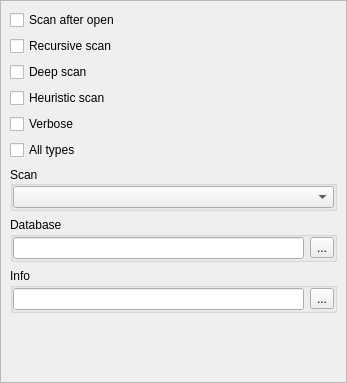
Before: the Qt Designer form dieoptionswidget.ui in horsicq/die_widget, drawn with Qt 5.
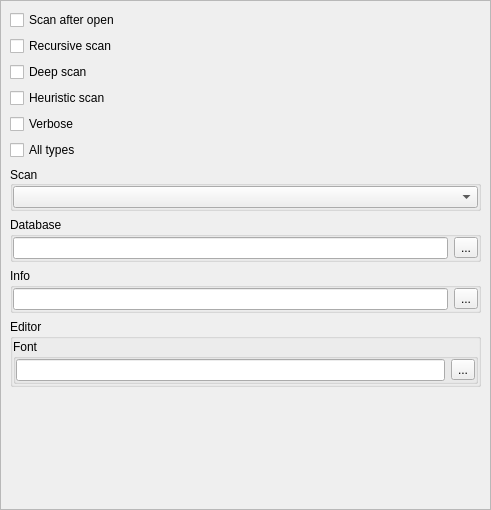
After: the same form once the commit is applied.

```diff
--- a/dieoptionswidget.ui
+++ b/dieoptionswidget.ui
@@ -6,8 +6,8 @@
    <rect>
     <x>0</x>
     <y>0</y>
-    <width>347</width>
-    <height>383</height>
+    <width>491</width>
+    <height>510</height>
    </rect>
   </property>
   <property name="windowTitle">
@@ -36,11 +36,11 @@
        <rect>
         <x>0</x>
         <y>0</y>
-        <width>345</width>
-        <height>381</height>
+        <width>489</width>
+        <height>508</height>
        </rect>
       </property>
-      <layout class="QVBoxLayout" name="verticalLayout_2">
+      <layout class="QVBoxLayout" name="verticalLayout_3">
        <item>
         <widget class="QCheckBox" name="checkBoxScanAfterOpen">
          <property name="text">
@@ -179,6 +179,62 @@
          </layout>
         </widget>
        </item>
+       <item>
+        <widget class="QGroupBox" name="groupBoxEditor">
+         <property name="title">
+          <string>Editor</string>
+         </property>
+         <layout class="QVBoxLayout" name="verticalLayout_2">
+          <property name="leftMargin">
+           <number>0</number>
+          </property>
+          <property name="topMargin">
+           <number>0</number>
+          </property>
+          <property name="rightMargin">
+           <number>0</number>
+          </property>
+          <property name="bottomMargin">
+           <number>0</number>
+          </property>
+          <item>
+           <widget class="QGroupBox" name="groupBoxSignaturesEditorFont">
+            <property name="title">
+             <string>Font</string>
+            </property>
+            <layout class="QHBoxLayout" name="horizontalLayout">
+             <property name="leftMargin">
+              <number>0</number>
+             </property>
+             <property name="topMargin">
+              <number>0</number>
+             </property>
+             <property name="rightMargin">
+              <number>0</number>
+             </property>
+             <property name="bottomMargin">
+              <number>0</number>
+             </property>
+             <item>
+              <widget class="QLineEdit" name="lineEditSignaturesEditorFont">
+               <property name="readOnly">
+                <bool>true</bool>
+               </property>
+              </widget>
+             </item>
+             <item>
+              <widget class="QToolButton" name="toolButtonSignaturesEditorFont">
+               <property name="text">
+                <string notr="true">...</string>
+               </property>
+              </widget>
+             </item>
+            </layout>
+           </widget>
+          </item>
+         </layout>
+        </widget>
+       </item>
        <item>
         <spacer name="verticalSpacer">
          <property name="orientation">
```
